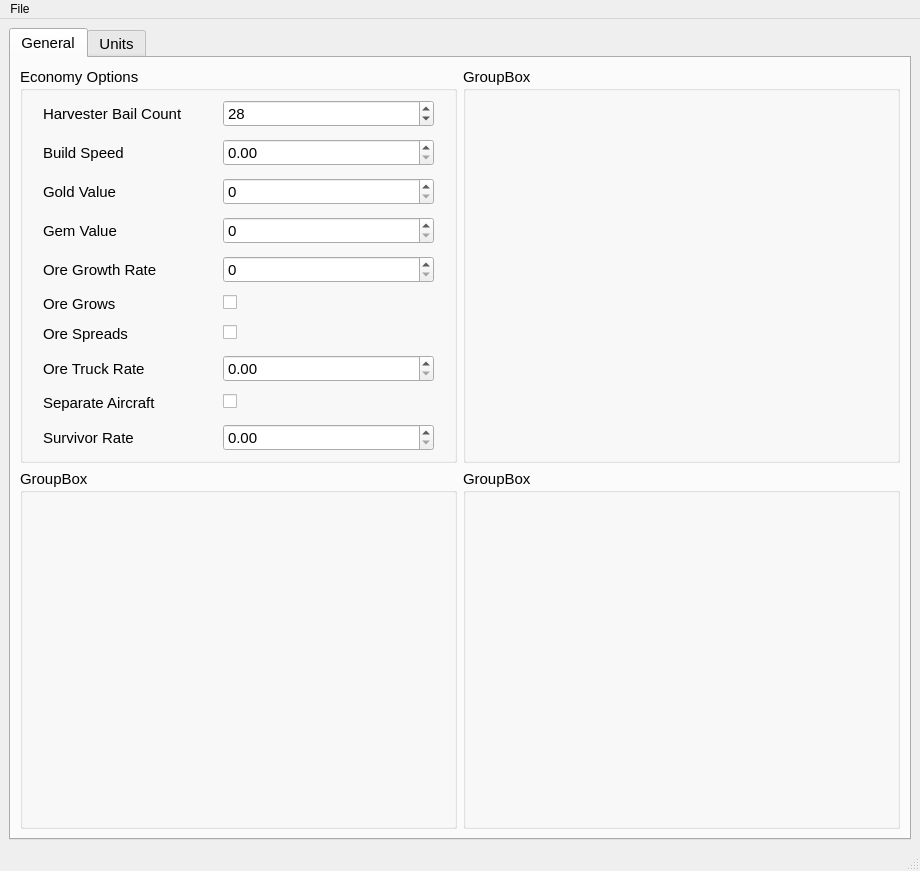
This is src/gui/view/core/app.ui in DavidWalshe93/Red-Alert-Remastered-Mod-Toolkit as Qt 5 draws it before an edit. The edited form follows.
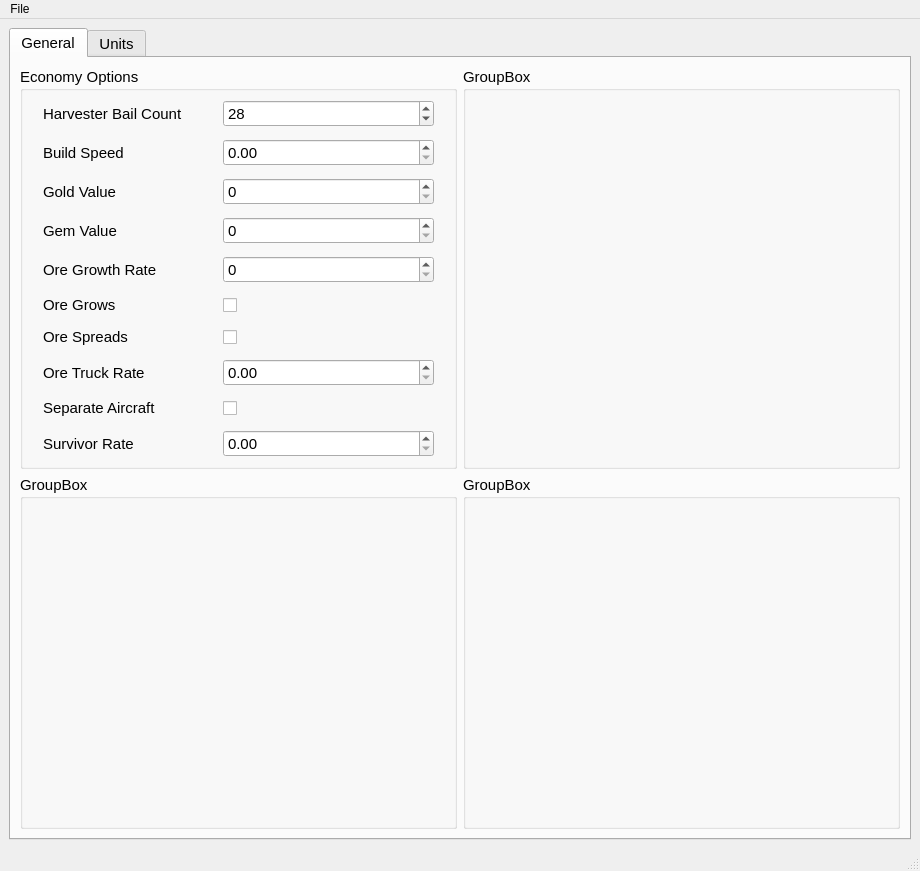
This is the edited form. The open tabs and pages were chosen to show the change. Icons and pictures are not drawn.

```diff
--- a/src/gui/view/core/app.ui
+++ b/src/gui/view/core/app.ui
@@ -192,6 +192,12 @@
              </item>
              <item row="5" column="1">
               <widget class="QCheckBox" name="oreGrowsCheckBox">
+               <property name="minimumSize">
+                <size>
+                 <width>0</width>
+                 <height>20</height>
+                </size>
+               </property>
                <property name="text">
                 <string/>
                </property>
@@ -209,6 +215,12 @@
              </item>
              <item row="6" column="1">
               <widget class="QCheckBox" name="oreSpreadsCheckBox">
+               <property name="minimumSize">
+                <size>
+                 <width>0</width>
+                 <height>20</height>
+                </size>
+               </property>
                <property name="text">
                 <string/>
                </property>
@@ -219,6 +231,12 @@
              </item>
              <item row="7" column="1">
               <widget class="QDoubleSpinBox" name="oreTruckRateSpinBox">
+               <property name="minimumSize">
+                <size>
+                 <width>0</width>
+                 <height>20</height>
+                </size>
+               </property>
                <property name="property_name" stdset="0">
                 <string>ore_truck_rate</string>
                </property>
@@ -226,6 +244,12 @@
              </item>
              <item row="8" column="1">
               <widget class="QCheckBox" name="separateAircraftCheckBox">
+               <property name="minimumSize">
+                <size>
+                 <width>0</width>
+                 <height>20</height>
+                </size>
+               </property>
                <property name="text">
                 <string/>
                </property>
@@ -236,6 +260,12 @@
              </item>
              <item row="9" column="1">
               <widget class="QDoubleSpinBox" name="survivorRateSpinBox">
+               <property name="minimumSize">
+                <size>
+                 <width>0</width>
+                 <height>20</height>
+                </size>
+               </property>
                <property name="property_name" stdset="0">
                 <string>survivor_rate</string>
                </property>
```
Left out of the diff: 140 changed lines with no effect on the pictures.
